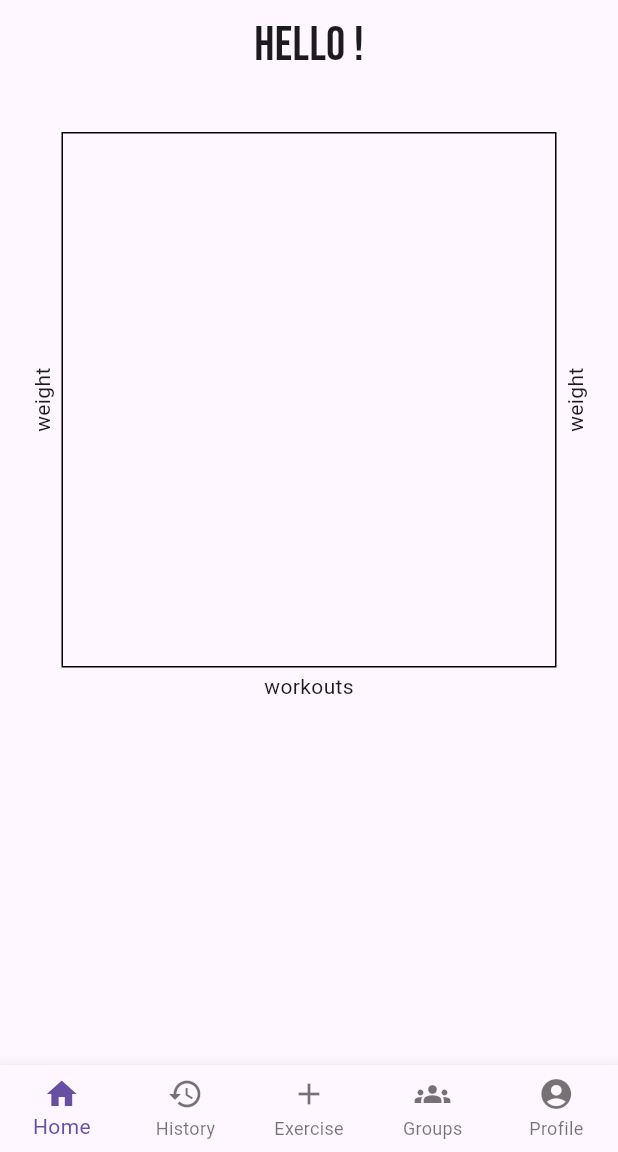
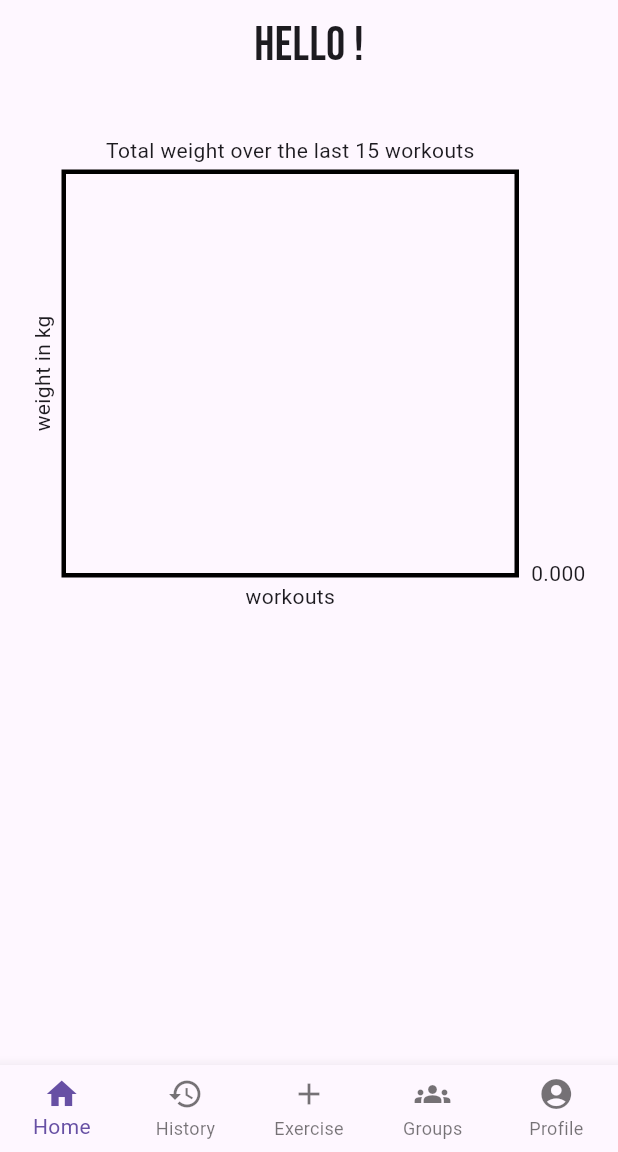
Before and after one commit to PowerPulseApp/PowerPulse, a Flutter app: the screen it shows once a user with an empty profile is signed in, on a phone screen of 412 x 824 dp, the part 84-1236 px from its top. Run offline on Flutter 3.47's test engine with Material 3 defaults, Android fonts, the light colour scheme and no system bars; drawn by our look-alikes of fl_chart; our stand-ins replace cloud_firestore, firebase_auth, firebase_core, firebase_database, firebase_storage, google_fonts and 3 more; accounts and stored records are empty.

Commit message:
16.5.
graph done, pfp progress

```diff
--- a/bap/lib/screens/home/home_screen.dart
+++ b/bap/lib/screens/home/home_screen.dart
@@ -7,6 +7,9 @@ import 'package:fl_chart/fl_chart.dart'; // Import the line chart widget
 class HomeScreen extends StatelessWidget {
   @override
   Widget build(BuildContext context) {
+    Color linechartColor = Theme.of(context).brightness == Brightness.dark
+        ? Colors.white
+        : Colors.black;
     return Scaffold(
       body: Column(
         crossAxisAlignment: CrossAxisAlignment.center,
@@ -55,6 +58,17 @@ class HomeScreen extends StatelessWidget {
           if (snapshot.hasError) {
             return Center(child: Text('Error loading data'));
           } else {
+            List<FlSpot> spots = snapshot.data ?? [];
+            double maxWeight = spots.isNotEmpty
+                ? spots
+                    .map((spot) => spot.y)
+                    .reduce((max, value) => value > max ? value : max)
+                : 0;
+
+            // Set a fixed upper limit for the y-axis
+            double maxY = (maxWeight * 1.166)
+                .ceilToDouble(); // Adjust the multiplier as needed for space
+
             return AspectRatio(
               aspectRatio: 2.0,
               child: Padding(
@@ -62,25 +76,29 @@ class HomeScreen extends StatelessWidget {
                   right: 16,
                   left: 16,
                   top: 16,
-                  bottom: 240,
+                  bottom: 300,
                 ),
                 child: LineChart(
                   LineChartData(
                     lineBarsData: [
                       LineChartBarData(
-                        spots: snapshot.data!,
-                        barWidth: 8,
+                          spots: spots,
+                          barWidth: 5,
                           isCurved: true,
                           curveSmoothness: 0.25,
                           preventCurveOverShooting: true,
                           isStrokeCapRound: true,
                           dotData: const FlDotData(show: false),
+                          belowBarData: BarAreaData(
+                            show: true,
+                            color: Color.fromARGB(90, 135, 70, 146),
                           ),
+                          color: Color.fromARGB(255, 135, 70, 146)),
                     ],
                     titlesData: const FlTitlesData(
                       show: true,
                       leftTitles: AxisTitles(
-                        axisNameWidget: Text('weight'),
+                        axisNameWidget: Text('weight in kg'),
                         axisNameSize: 25,
                       ),
                       bottomTitles: AxisTitles(
@@ -88,11 +106,25 @@ class HomeScreen extends StatelessWidget {
                         axisNameSize: 25,
                       ),
                       rightTitles: AxisTitles(
-                        axisNameWidget: Text('weight'),
-                        axisNameSize: 25,
+                        sideTitles: SideTitles(
+                          showTitles: true,
+                          reservedSize: 50,
+                        ),
                       ),
                       topTitles: AxisTitles(
+                        axisNameWidget:
+                            Text('Total weight over the last 15 workouts'),
+                        axisNameSize: 25,
                         sideTitles: SideTitles(showTitles: false),
+                      ),
+                    ),
+                    minY: 0, // Set a minimum value for the y-axis if needed
+                    maxY: maxY,
+                    clipData: FlClipData.all(),
+                    borderData: FlBorderData(
+                      show: true,
+                      border: Border.all(
+                        width: 3,
                       ),
                     ),
                   ),
```
Also changed, not shown: bap/lib/screens/profile/Profile_screen.dart (+15 -36 lines). Lines whose indentation alone changed are shown as unchanged.
